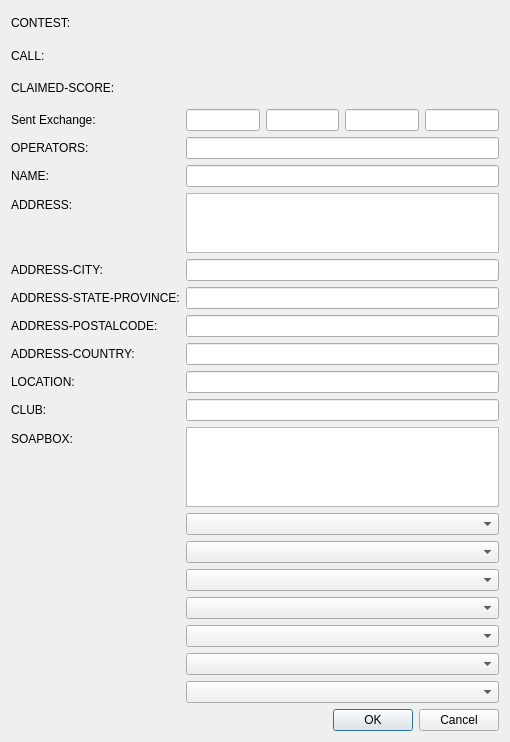
Old version of the form so2sdr/cabrillo.ui in the repository n4ogw/so2sdr.
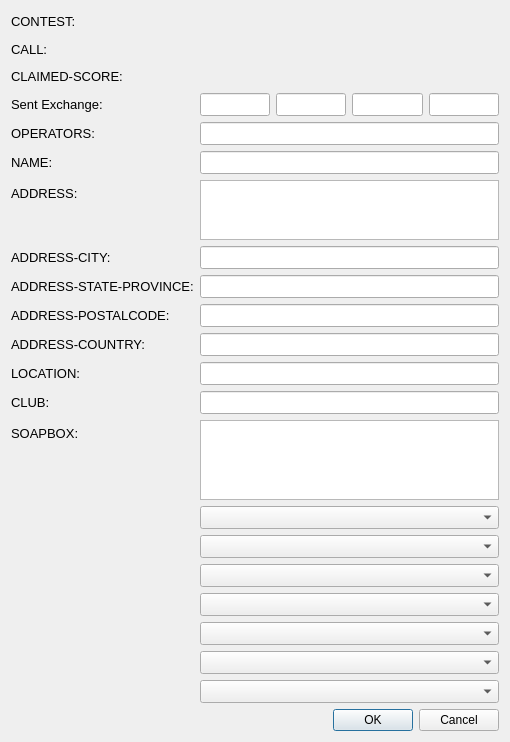
New version of the form.

Commit message: Changes related to latest Windows update. Mostly fixing font problems and inconsistencies.

Diff of the .ui file:
```diff
--- a/so2sdr/cabrillo.ui
+++ b/so2sdr/cabrillo.ui
@@ -21,6 +21,11 @@
      </property>
      <item row="0" column="0">
       <widget class="QLabel" name="label">
+       <property name="font">
+        <font>
+         <pointsize>10</pointsize>
+        </font>
+       </property>
        <property name="text">
         <string>CONTEST: </string>
        </property>
@@ -28,6 +33,11 @@
      </item>
      <item row="0" column="1">
       <widget class="QLabel" name="labelContest">
+       <property name="font">
+        <font>
+         <pointsize>10</pointsize>
+        </font>
+       </property>
        <property name="text">
         <string/>
        </property>
@@ -35,6 +45,11 @@
      </item>
      <item row="1" column="0">
       <widget class="QLabel" name="label_2">
+       <property name="font">
+        <font>
+         <pointsize>10</pointsize>
+        </font>
+       </property>
        <property name="text">
         <string>CALL:</string>
        </property>
@@ -42,6 +57,11 @@
      </item>
      <item row="1" column="1">
       <widget class="QLabel" name="labelCall">
+       <property name="font">
+        <font>
+         <pointsize>10</pointsize>
+        </font>
+       </property>
        <property name="text">
         <string/>
        </property>
@@ -49,6 +69,11 @@
      </item>
      <item row="2" column="0">
       <widget class="QLabel" name="label_9">
+       <property name="font">
+        <font>
+         <pointsize>10</pointsize>
+        </font>
+       </property>
        <property name="text">
         <string>CLAIMED-SCORE:</string>
        </property>
@@ -56,6 +81,11 @@
      </item>
      <item row="2" column="1">
       <widget class="QLabel" name="labelClaimedScore">
+       <property name="font">
+        <font>
+         <pointsize>10</pointsize>
+        </font>
+       </property>
        <property name="text">
         <string/>
        </property>
@@ -63,6 +93,11 @@
      </item>
      <item row="3" column="0">
       <widget class="QLabel" name="label_7">
+       <property name="font">
+        <font>
+         <pointsize>10</pointsize>
+        </font>
+       </property>
        <property name="text">
         <string>Sent Exchange:</string>
        </property>
@@ -71,41 +106,92 @@
      <item row="3" column="1">
       <layout class="QHBoxLayout" name="horizontalLayout">
        <item>
-        <widget class="QLineEdit" name="lineEditExch1"/>
+        <widget class="QLineEdit" name="lineEditExch1">
+         <property name="font">
+          <font>
+           <pointsize>10</pointsize>
+          </font>
+         </property>
+        </widget>
        </item>
        <item>
-        <widget class="QLineEdit" name="lineEditExch2"/>
+        <widget class="QLineEdit" name="lineEditExch2">
+         <property name="font">
+          <font>
+           <pointsize>10</pointsize>
+          </font>
+         </property>
+        </widget>
        </item>
        <item>
-        <widget class="QLineEdit" name="lineEditExch3"/>
+        <widget class="QLineEdit" name="lineEditExch3">
+         <property name="font">
+          <font>
+           <pointsize>10</pointsize>
+          </font>
+         </property>
+        </widget>
        </item>
        <item>
-        <widget class="QLineEdit" name="lineEditExch4"/>
+        <widget class="QLineEdit" name="lineEditExch4">
+         <property name="font">
+          <font>
+           <pointsize>10</pointsize>
+          </font>
+         </property>
+        </widget>
        </item>
       </layout>
      </item>
      <item row="4" column="0">
       <widget class="QLabel" name="label_3">
+       <property name="font">
+        <font>
+         <pointsize>10</pointsize>
+        </font>
+       </property>
        <property name="text">
         <string>OPERATORS:</string>
        </property>
       </widget>
      </item>
      <item row="4" column="1">
-      <widget class="QLineEdit" name="lineEditOperators"/>
+      <widget class="QLineEdit" name="lineEditOperators">
+       <property name="font">
+        <font>
+         <pointsize>10</pointsize>
+        </font>
+       </property>
+      </widget>
      </item>
      <item row="5" column="0">
       <widget class="QLabel" name="label_4">
+       <property name="font">
+        <font>
+         <pointsize>10</pointsize>
+        </font>
+       </property>
        <property name="text">
         <string>NAME:</string>
        </property>
       </widget>
      </item>
      <item row="5" column="1">
-      <widget class="QLineEdit" name="lineEditName"/>
+      <widget class="QLineEdit" name="lineEditName">
+       <property name="font">
+        <font>
+         <pointsize>10</pointsize>
+        </font>
+       </property>
+      </widget>
      </item>
      <item row="6" column="0">
       <widget class="QLabel" name="label_5">
+       <property name="font">
+        <font>
+         <pointsize>10</pointsize>
+        </font>
+       </property>
        <property name="text">
         <string>ADDRESS:</string>
        </property>
@@ -119,60 +205,125 @@
          <height>60</height>
         </size>
        </property>
+       <property name="font">
+        <font>
+         <pointsize>10</pointsize>
+        </font>
+       </property>
       </widget>
      </item>
      <item row="7" column="0">
       <widget class="QLabel" name="labelAddressCity">
+       <property name="font">
+        <font>
+         <pointsize>10</pointsize>
+        </font>
+       </property>
        <property name="text">
         <string>ADDRESS-CITY:</string>
        </property>
       </widget>
      </item>
      <item row="7" column="1">
-      <widget class="QLineEdit" name="lineEditAddressCity"/>
+      <widget class="QLineEdit" name="lineEditAddressCity">
+       <property name="font">
+        <font>
+         <pointsize>10</pointsize>
+        </font>
+       </property>
+      </widget>
      </item>
      <item row="8" column="0">
       <widget class="QLabel" name="labelAddressState">
+       <property name="font">
+        <font>
+         <pointsize>10</pointsize>
+        </font>
+       </property>
        <property name="text">
         <string>ADDRESS-STATE-PROVINCE:</string>
        </property>
       </widget>
      </item>
      <item row="8" column="1">
-      <widget class="QLineEdit" name="lineEditAddressState"/>
+      <widget class="QLineEdit" name="lineEditAddressState">
+       <property name="font">
+        <font>
+         <pointsize>10</pointsize>
+        </font>
+       </property>
+      </widget>
      </item>
      <item row="9" column="0">
       <widget class="QLabel" name="labelAddressPostalCode">
+       <property name="font">
+        <font>
+         <pointsize>10</pointsize>
+        </font>
+       </property>
        <property name="text">
         <string>ADDRESS-POSTALCODE:</string>
        </property>
       </widget>
      </item>
      <item row="9" column="1">
-      <widget class="QLineEdit" name="lineEditAddressPostalCode"/>
+      <widget class="QLineEdit" name="lineEditAddressPostalCode">
+       <property name="font">
+        <font>
+         <pointsize>10</pointsize>
+        </font>
+       </property>
+      </widget>
      </item>
      <item row="10" column="0">
       <widget class="QLabel" name="labelAddressCountry">
+       <property name="font">
+        <font>
+         <pointsize>10</pointsize>
+        </font>
+       </property>
        <property name="text">
         <string>ADDRESS-COUNTRY:</string>
        </property>
       </widget>
      </item>
      <item row="10" column="1">
-      <widget class="QLineEdit" name="lineEditAddressCountry"/>
+      <widget class="QLineEdit" name="lineEditAddressCountry">
+       <property name="font">
+        <font>
+         <pointsize>10</pointsize>
+        </font>
+       </property>
+      </widget>
      </item>
      <item row="11" column="0">
       <widget class="QLabel" name="label_8">
+       <property name="font">
+        <font>
+         <pointsize>10</pointsize>
+        </font>
+       </property>
        <property name="text">
         <string>LOCATION:</string>
        </property>
       </widget>
      </item>
      <item row="11" column="1">
-      <widget class="QLineEdit" name="lineEditLocation"/>
+      <widget class="QLineEdit" name="lineEditLocation">
+       <property name="font">
+        <font>
+         <pointsize>10</pointsize>
+        </font>
+       </property>
+      </widget>
      </item>
      <item row="13" column="0">
       <widget class="QLabel" name="label_6">
+       <property name="font">
+        <font>
+         <pointsize>10</pointsize>
+        </font>
+       </property>
        <property name="text">
         <string>SOAPBOX:</string>
        </property>
@@ -186,6 +337,11 @@
          <height>80</height>
         </size>
        </property>
+       <property name="font">
+        <font>
+         <pointsize>10</pointsize>
+        </font>
+       </property>
       </widget>
      </item>
      <item row="14" column="0">
@@ -196,7 +352,13 @@
       </widget>
      </item>
      <item row="14" column="1">
-      <widget class="QComboBox" name="comboBoxCabrillo1"/>
+      <widget class="QComboBox" name="comboBoxCabrillo1">
+       <property name="font">
+        <font>
+         <pointsize>10</pointsize>
+        </font>
+       </property>
+      </widget>
      </item>
      <item row="15" column="0">
       <widget class="QLabel" name="labelCabrillo2">
@@ -206,7 +368,13 @@
       </widget>
      </item>
      <item row="15" column="1">
-      <widget class="QComboBox" name="comboBoxCabrillo2"/>
+      <widget class="QComboBox" name="comboBoxCabrillo2">
+       <property name="font">
+        <font>
+         <pointsize>10</pointsize>
+        </font>
+       </property>
+      </widget>
      </item>
      <item row="16" column="0">
       <widget class="QLabel" name="labelCabrillo3">
@@ -216,7 +384,13 @@
       </widget>
      </item>
      <item row="16" column="1">
-      <widget class="QComboBox" name="comboBoxCabrillo3"/>
+      <widget class="QComboBox" name="comboBoxCabrillo3">
+       <property name="font">
+        <font>
+         <pointsize>10</pointsize>
+        </font>
+       </property>
+      </widget>
      </item>
      <item row="17" column="0">
       <widget class="QLabel" name="labelCabrillo4">
@@ -226,7 +400,13 @@
       </widget>
      </item>
      <item row="17" column="1">
-      <widget class="QComboBox" name="comboBoxCabrillo4"/>
+      <widget class="QComboBox" name="comboBoxCabrillo4">
+       <property name="font">
+        <font>
+         <pointsize>10</pointsize>
+        </font>
+       </property>
+      </widget>
      </item>
      <item row="18" column="0">
       <widget class="QLabel" name="labelCabrillo5">
@@ -236,7 +416,13 @@
       </widget>
      </item>
      <item row="18" column="1">
-      <widget class="QComboBox" name="comboBoxCabrillo5"/>
+      <widget class="QComboBox" name="comboBoxCabrillo5">
+       <property name="font">
+        <font>
+         <pointsize>10</pointsize>
+        </font>
+       </property>
+      </widget>
      </item>
      <item row="19" column="0">
       <widget class="QLabel" name="labelCabrillo6">
@@ -246,7 +432,13 @@
       </widget>
      </item>
      <item row="19" column="1">
-      <widget class="QComboBox" name="comboBoxCabrillo6"/>
+      <widget class="QComboBox" name="comboBoxCabrillo6">
+       <property name="font">
+        <font>
+         <pointsize>10</pointsize>
+        </font>
+       </property>
+      </widget>
      </item>
      <item row="20" column="0">
       <widget class="QLabel" name="labelCabrillo7">
@@ -256,13 +448,30 @@
       </widget>
      </item>
      <item row="20" column="1">
-      <widget class="QComboBox" name="comboBoxCabrillo7"/>
+      <widget class="QComboBox" name="comboBoxCabrillo7">
+       <property name="font">
+        <font>
+         <pointsize>10</pointsize>
+        </font>
+       </property>
+      </widget>
      </item>
      <item row="12" column="1">
-      <widget class="QLineEdit" name="lineEditClub"/>
+      <widget class="QLineEdit" name="lineEditClub">
+       <property name="font">
+        <font>
+         <pointsize>10</pointsize>
+        </font>
+       </property>
+      </widget>
      </item>
      <item row="12" column="0">
       <widget class="QLabel" name="label_10">
+       <property name="font">
+        <font>
+         <pointsize>10</pointsize>
+        </font>
+       </property>
        <property name="text">
         <string>CLUB:</string>
        </property>
```
The commit also changes 18 other files.
